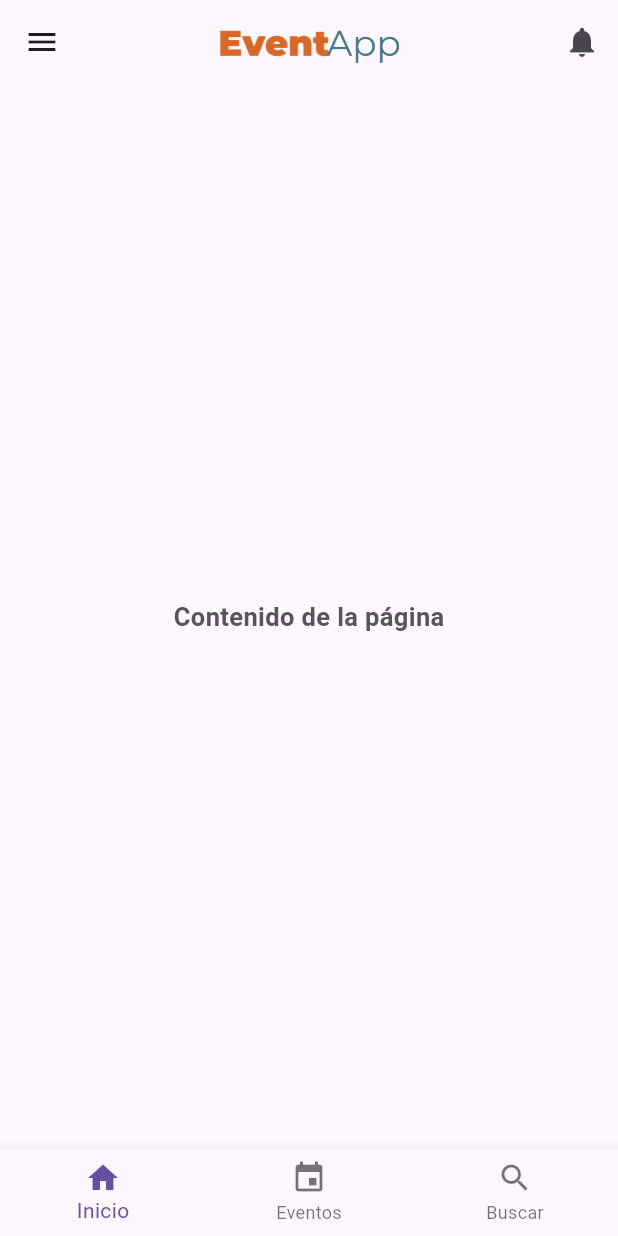
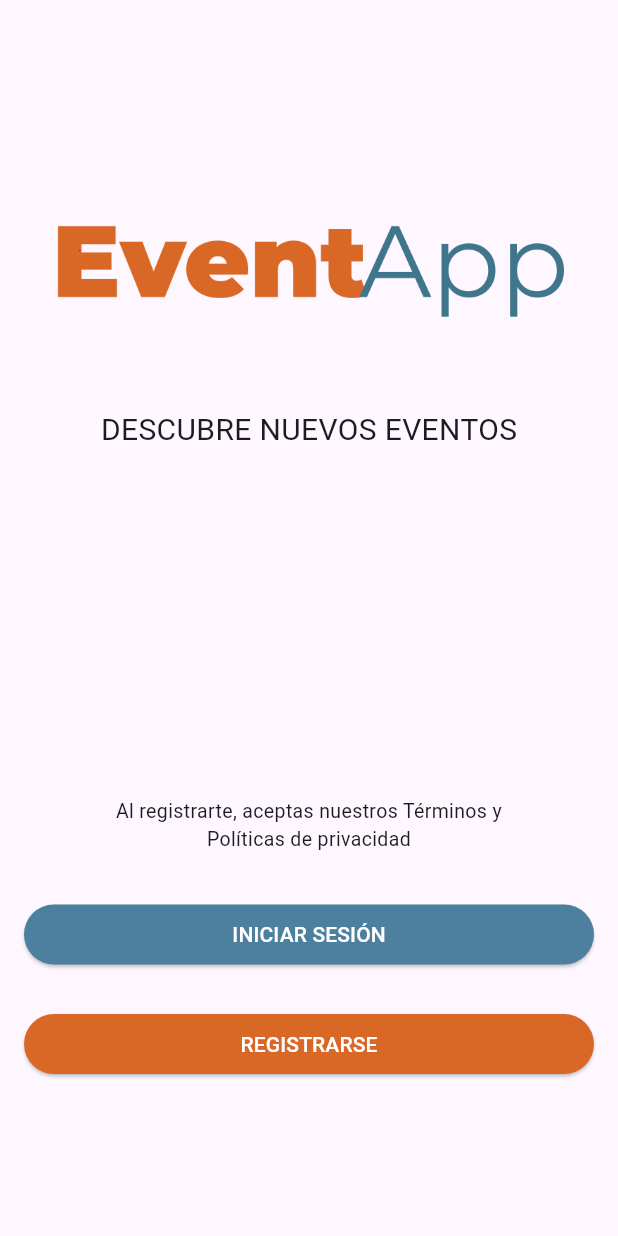
Before and after one commit to herrtiago/eventapp, a Flutter app: the screen it shows after launch, on a phone screen of 412 x 824 dp. Run offline on Flutter 3.47's test engine with Material 3 defaults, Android fonts, the phone set to English and light mode, and no system bars; our stand-ins replace google_fonts, image_picker, shared_preferences; Roboto replaces fonts that are missing (Karla).

Commit message:
lobby page

```diff
--- /dev/null
+++ b/frontend_eventapp/lib/lobby.dart
@@ -0,0 +1,73 @@
+import 'package:flutter/material.dart';
+
+class LobbyPage extends StatelessWidget {
+  @override
+  Widget build(BuildContext context) {
+    return Scaffold(
+      appBar: AppBar(
+        title: const Text(''),
+      ),
+      body: Padding(
+        padding: const EdgeInsets.all(16),
+        child: Column(
+          crossAxisAlignment: CrossAxisAlignment.stretch,
+          children: [
+            SizedBox(
+              height: 200,
+              child: Padding(
+                padding: const EdgeInsets.all(20),
+                child: Image.asset(
+                  'images/logo.png',
+                  fit: BoxFit.contain,
+                ),
+              ),
+            ),
+            const SizedBox(height:-0),
+            Center(
+              child: const Text(
+                'DESCUBRE NUEVOS EVENTOS',
+                style: TextStyle(fontSize: 20),
+              ),
+            ),
+            const SizedBox(height: 230),
+            Padding(
+              padding: const EdgeInsets.symmetric(horizontal: 40),
+              child: GestureDetector(
+                // Para detectar los toques en el texto
+                onTap: () {
+                  Navigator.pushNamed(context, '/politicas');
+                },
+                child: const Text(
+                  'Al registrarte, aceptas nuestros Términos y Políticas de privacidad',
+                  textAlign: TextAlign.center,
+                  style: TextStyle(fontSize: 13),
+                ),
+              ),
+            ),
+            const SizedBox(height: 30),
+            ElevatedButton(
+              onPressed: () {
+                Navigator.pushNamed(context, '/login');
+              },
+              style: ElevatedButton.styleFrom(
+                foregroundColor: Colors.white,
+                backgroundColor: Color.fromARGB(255, 77, 127, 158),
+              ),
+              child: const Text('INICIAR SESIÓN'),
+            ),
+            const SizedBox(height: 25),
+            ElevatedButton(
+              onPressed: () {
+              },
+              style: ElevatedButton.styleFrom(
+                foregroundColor: Colors.white,
+                backgroundColor: Color.fromARGB(255, 217, 104, 38),
+              ),
+              child: const Text('REGISTRARSE'),
+            ),
+          ],
+        ),
+      ),
+    );
+  }
+}
--- a/frontend_eventapp/lib/login_page.dart
+++ b/frontend_eventapp/lib/login_page.dart
@@ -138,7 +138,7 @@ class LoginPage extends StatelessWidget {
                       return const Size(180, 50);
                     },
                   ),
-                  backgroundColor: MaterialStateProperty.all<Color>(Color(0xFFD96826)),
+                  backgroundColor: MaterialStateProperty.all<Color>(Color.fromARGB(255, 217, 104, 38)),
                   shape: MaterialStateProperty.all<RoundedRectangleBorder>(
                     RoundedRectangleBorder(
                       borderRadius: BorderRadius.circular(30),
--- a/frontend_eventapp/lib/main.dart
+++ b/frontend_eventapp/lib/main.dart
@@ -1,7 +1,8 @@
 import 'package:flutter/material.dart';
 import 'bottom_bar.dart';
 import 'home.dart';
-//import 'lobby.dart';
+import 'lobby.dart';
+import 'login_page.dart';
 
 void main() {
   runApp(const MyApp());
@@ -13,9 +14,11 @@ class MyApp extends StatelessWidget {
   @override
   Widget build(BuildContext context) {
     return MaterialApp(
-      home: const BottomBarView(), // BottomBarView como la página inicial
+      home: LobbyPage(), // BottomBarView como la página inicial
       routes: {
-        '/home': (context) =>  HomePage(), // Ruta para la página Home
+        '/home': (context) =>  HomePage(),
+        '/login': (context) =>  LoginPage(), // Ruta para la página de login
+        //'/politicas':(context) =>  // Ruta para la página Home
         //'/lobby': (context) => const LobbyPage(), // Ruta para la página de lobby
         // Agrega rutas para otras páginas aquí
       },
```
